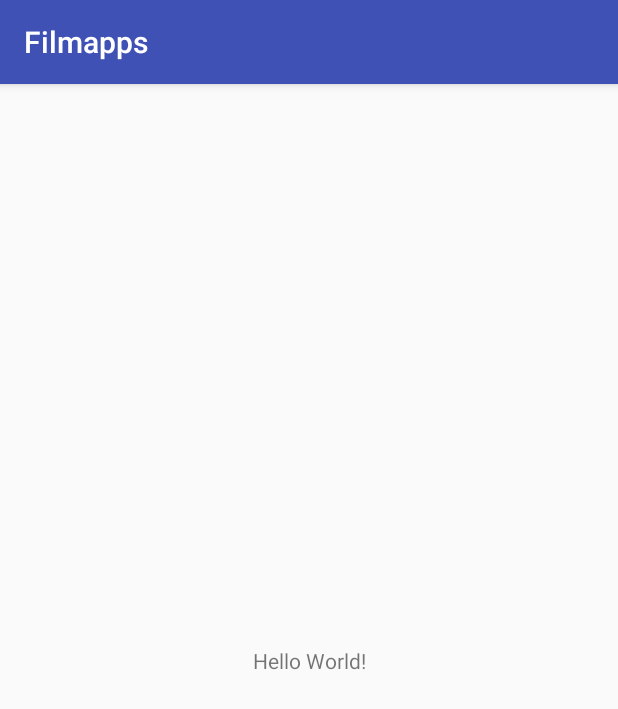
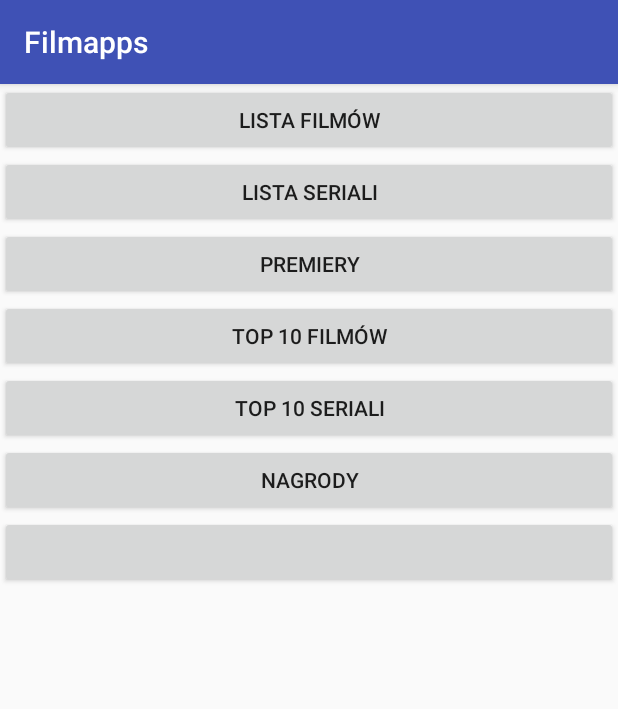
Before and after one commit to nsawek/Filmapps, an Android app: the screen it shows after launch (MainActivity), on a phone screen of 412 x 824 dp. Shown: the top 709 px of the screen. Run offline under Robolectric (Android 15) with nearby library versions, the phone set to English and light mode, and no system bars.

Commit message:
Guziki test

```diff
--- a/app/src/main/res/layout/activity_main.xml
+++ b/app/src/main/res/layout/activity_main.xml
@@ -1,18 +1,51 @@
 <?xml version="1.0" encoding="utf-8"?>
-<android.support.constraint.ConstraintLayout xmlns:android="http://schemas.android.com/apk/res/android"
+<LinearLayout xmlns:android="http://schemas.android.com/apk/res/android"
     xmlns:app="http://schemas.android.com/apk/res-auto"
     xmlns:tools="http://schemas.android.com/tools"
     android:layout_width="match_parent"
+    android:orientation="vertical"
     android:layout_height="match_parent"
     tools:context=".MainActivity">
 
-    <TextView
-        android:layout_width="wrap_content"
+    <Button
+        android:id="@+id/button1"
+        android:layout_width="match_parent"
         android:layout_height="wrap_content"
-        android:text="Hello World!"
-        app:layout_constraintBottom_toBottomOf="parent"
-        app:layout_constraintLeft_toLeftOf="parent"
-        app:layout_constraintRight_toRightOf="parent"
-        app:layout_constraintTop_toTopOf="parent" />
+        android:text="Lista filmów"
+        android:visibility="visible" />
 
-</android.support.constraint.ConstraintLayout>
+    <Button
+        android:id="@+id/button2"
+        android:layout_width="match_parent"
+        android:layout_height="wrap_content"
+        android:text="LISTA SERIALI" />
+
+    <Button
+        android:id="@+id/button3"
+        android:layout_width="match_parent"
+        android:layout_height="wrap_content"
+        android:text="PREMIERY" />
+
+    <Button
+        android:id="@+id/button4"
+        android:layout_width="match_parent"
+        android:layout_height="wrap_content"
+        android:text="TOP 10 FILMÓW" />
+
+    <Button
+        android:id="@+id/button5"
+        android:layout_width="match_parent"
+        android:layout_height="wrap_content"
+        android:text="TOP 10 SERIALI" />
+
+    <Button
+        android:id="@+id/button6"
+        android:layout_width="match_parent"
+        android:layout_height="wrap_content"
+        android:text="NAGRODY" />
+
+    <Button
+        android:id="@+id/button7"
+        android:layout_width="match_parent"
+        android:layout_height="wrap_content" />
+</LinearLayout>
```
